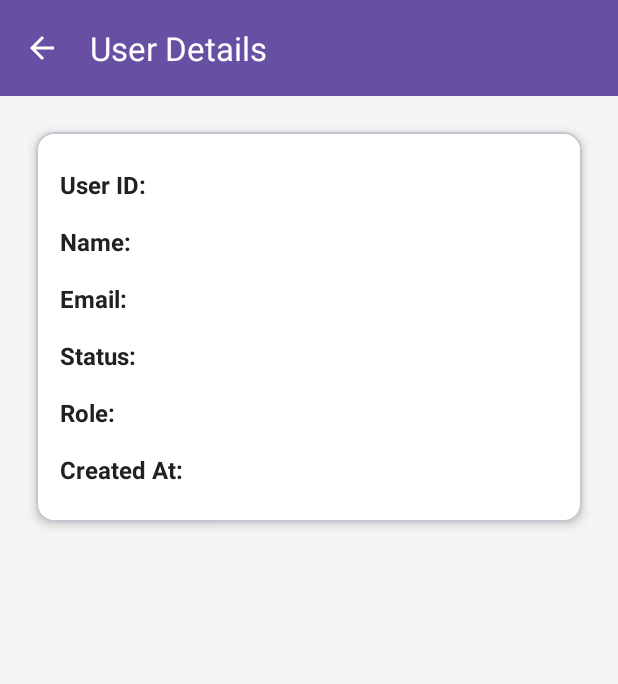
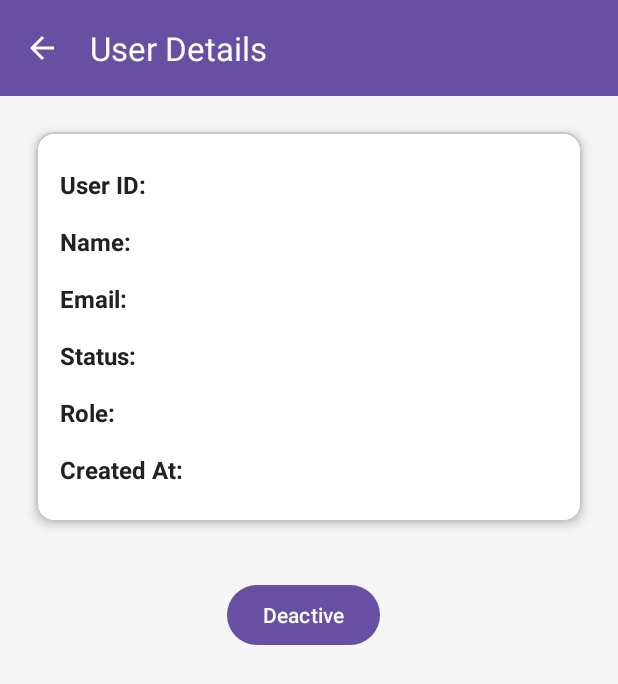
Before and after one commit to haunt03/OnlineLearningApp, an Android app: the ViewUserDetailActivity screen opened directly, with no data from a screen before it, on a phone screen of 412 x 824 dp. Shown: the top 684 px of the screen. Run offline under Robolectric (Android 15) with nearby library versions, the phone set to English and light mode, and no system bars; 1 statement that could not run was skipped.

Commit message:
hunglv update

```diff
--- a/app/src/main/AndroidManifest.xml
+++ b/app/src/main/AndroidManifest.xml
@@ -14,7 +14,7 @@
         android:theme="@style/Theme.OnlineLearningApp"
         tools:targetApi="31">
         <activity
-            android:name=".Activity.HomePageActivity"
+            android:name=".Activity.AdminDashboardActivity"
             android:exported="true">
             <intent-filter>
                 <action android:name="android.intent.action.MAIN" />
@@ -32,12 +32,12 @@
         <activity android:name=".Activity.LessonDetailsActivity" />
         <activity android:name=".Activity.TakeQuizActivity" />
         <activity android:name=".Activity.QuizResultActivity" />
-        <activity android:name=".Activity.QuizResultActivity" />
-        <activity android:name=".Activity.AdminDashboardActivity" />
+        <activity android:name=".Activity.HomePageActivity" />
         <activity android:name=".Activity.ManageUsersActivity" />
         <activity android:name=".Activity.ViewUserDetailActivity" />
         <activity android:name=".Activity.ManageCoursesActivity" />
         <activity android:name=".Activity.LessonOfCourseActivity"/>
         <activity android:name=".Activity.CourseDetailsAdminActivity"/>
+        <activity android:name=".Activity.UpdateInfoCourseActivity"/>
     </application>
 </manifest>
--- a/app/src/main/java/com/example/onlinelearningapp/DataHelper/Repository.java
+++ b/app/src/main/java/com/example/onlinelearningapp/DataHelper/Repository.java
@@ -228,4 +228,8 @@ public class Repository {
         return enrollmentDao.getEnrollmentCountForCourse(courseId);
     }
 
+    public void updateCourse(Course course) {
+        AppDatabase.databaseWriteExecutor.execute(() -> courseDao.updateCourse(course));
+    }
+
 }
--- a/app/src/main/java/com/example/onlinelearningapp/ViewModel/ManageUsersViewModel.java
+++ b/app/src/main/java/com/example/onlinelearningapp/ViewModel/ManageUsersViewModel.java
@@ -48,4 +48,8 @@ public class ManageUsersViewModel extends AndroidViewModel {
     public LiveData<User> getUserById(int userId) {
         return repository.getUserById(userId); // Fixed to return LiveData<User>
     }
+
+    public void updateUser(User user) {
+        repository.updateUser(user);
+    }
 }
--- a/app/src/main/res/layout/activity_view_user.xml
+++ b/app/src/main/res/layout/activity_view_user.xml
@@ -27,6 +27,7 @@
 
     <!-- Main Content -->
     <androidx.core.widget.NestedScrollView
+        android:id="@+id/nestedScrollView"
         android:layout_width="match_parent"
         android:layout_height="match_parent"
         app:layout_behavior="@string/appbar_scrolling_view_behavior">
@@ -42,9 +43,9 @@
                 android:layout_width="match_parent"
                 android:layout_height="wrap_content"
                 android:layout_margin="8dp"
+                app:cardBackgroundColor="@android:color/white"
                 app:cardCornerRadius="12dp"
-                app:cardElevation="4dp"
-                app:cardBackgroundColor="@android:color/white">
+                app:cardElevation="4dp">
 
                 <LinearLayout
                     android:layout_width="match_parent"
@@ -62,19 +63,19 @@
                         <TextView
                             android:layout_width="20dp"
                             android:layout_height="wrap_content"
+                            android:layout_weight="1"
                             android:text="User ID:"
                             android:textColor="@color/text_primary"
                             android:textSize="16sp"
-                            android:textStyle="bold"
-                            android:layout_weight="1"/>
+                            android:textStyle="bold" />
 
                         <TextView
                             android:id="@+id/tv_user_id"
                             android:layout_width="wrap_content"
                             android:layout_height="wrap_content"
+                            android:layout_weight="2"
                             android:textColor="@color/text_secondary"
-                            android:textSize="16sp"
-                            android:layout_weight="2"/>
+                            android:textSize="16sp" />
                     </LinearLayout>
 
                     <!-- Name -->
@@ -87,19 +88,19 @@
                         <TextView
                             android:layout_width="20dp"
                             android:layout_height="wrap_content"
+                            android:layout_weight="1"
                             android:text="Name:"
                             android:textColor="@color/text_primary"
                             android:textSize="16sp"
-                            android:textStyle="bold"
-                            android:layout_weight="1"/>
+                            android:textStyle="bold" />
 
                         <TextView
                             android:id="@+id/tv_name"
                             android:layout_width="wrap_content"
                             android:layout_height="wrap_content"
+                            android:layout_weight="2"
                             android:textColor="@color/text_secondary"
-                            android:textSize="16sp"
-                            android:layout_weight="2"/>
+                            android:textSize="16sp" />
                     </LinearLayout>
 
                     <!-- Email -->
@@ -112,19 +113,19 @@
                         <TextView
                             android:layout_width="20dp"
                             android:layout_height="wrap_content"
+                            android:layout_weight="1"
                             android:text="Email:"
                             android:textColor="@color/text_primary"
                             android:textSize="16sp"
-                            android:textStyle="bold"
-                            android:layout_weight="1"/>
+                            android:textStyle="bold" />
 
                         <TextView
                             android:id="@+id/tv_email"
                             android:layout_width="wrap_content"
                             android:layout_height="wrap_content"
+                            android:layout_weight="2"
                             android:textColor="@color/text_secondary"
-                            android:textSize="16sp"
-                            android:layout_weight="2"/>
+                            android:textSize="16sp" />
                     </LinearLayout>
 
                     <!-- Status -->
@@ -137,19 +138,19 @@
                         <TextView
                             android:layout_width="20dp"
                             android:layout_height="wrap_content"
+                            android:layout_weight="1"
                             android:text="Status:"
                             android:textColor="@color/text_primary"
                             android:textSize="16sp"
-                            android:textStyle="bold"
-                            android:layout_weight="1"/>
+                            android:textStyle="bold" />
 
                         <TextView
                             android:id="@+id/tv_status"
                             android:layout_width="wrap_content"
                             android:layout_height="wrap_content"
+                            android:layout_weight="2"
                             android:textColor="@color/accent_color"
-                            android:textSize="16sp"
-                            android:layout_weight="2"/>
+                            android:textSize="16sp" />
                     </LinearLayout>
 
                     <!-- Role -->
@@ -162,19 +163,19 @@
                         <TextView
                             android:layout_width="20dp"
                             android:layout_height="wrap_content"
+                            android:layout_weight="1"
                             android:text="Role:"
                             android:textColor="@color/text_primary"
                             android:textSize="16sp"
-                            android:textStyle="bold"
-                            android:layout_weight="1"/>
+                            android:textStyle="bold" />
 
                         <TextView
                             android:id="@+id/tv_role"
                             android:layout_width="wrap_content"
                             android:layout_height="wrap_content"
+                            android:layout_weight="2"
                             android:textColor="@color/text_secondary"
-                            android:textSize="16sp"
-                            android:layout_weight="2"/>
+                            android:textSize="16sp" />
                     </LinearLayout>
 
                     <!-- Created At -->
@@ -187,32 +188,34 @@
                         <TextView
                             android:layout_width="20dp"
                             android:layout_height="wrap_content"
+                            android:layout_weight="1"
                             android:text="Created At:"
                             android:textColor="@color/text_primary"
                             android:textSize="16sp"
-                            android:textStyle="bold"
-                            android:layout_weight="1"/>
+                            android:textStyle="bold" />
 
                         <TextView
                             android:id="@+id/tv_created_at"
                             android:layout_width="wrap_content"
                             android:layout_height="wrap_content"
+                            android:layout_weight="2"
                             android:textColor="@color/text_secondary"
-                            android:textSize="16sp"
-                            android:layout_weight="2"/>
+                            android:textSize="16sp" />
                     </LinearLayout>
 
                 </LinearLayout>
             </com.google.android.material.card.MaterialCardView>
 
-
-
+            <Button
+                android:id="@+id/BtnDeactive"
+                android:layout_width="wrap_content"
+                android:layout_height="wrap_content"
+                android:text="Deactive"
+                android:layout_marginLeft="135dp"
+                android:layout_marginTop="30dp"/>
 
         </LinearLayout>
 
-
     </androidx.core.widget.NestedScrollView>
 
-
-
 </androidx.coordinatorlayout.widget.CoordinatorLayout>
--- a/app/src/main/res/menu/course_context_menu.xml
+++ b/app/src/main/res/menu/course_context_menu.xml
@@ -4,6 +4,9 @@
         android:id="@+id/action_view_course_details"
         android:title="View Course Details" />
     <item
+        android:id="@+id/action_update_course"
+        android:title="Update Course Information"/>
+    <item
         android:id="@+id/action_delete_course"
         android:title="Delete Course" />
 </menu>
```
Also changed, not shown: app/src/main/java/com/example/onlinelearningapp/Activity/CourseDetailsAdminActivity.java (+16 -1 lines), app/src/main/java/com/example/onlinelearningapp/Activity/ManageCoursesActivity.java (+7 -0 lines), app/src/main/java/com/example/onlinelearningapp/Activity/UpdateInfoCourseActivity.java (added, +127 -0 lines), app/src/main/java/com/example/onlinelearningapp/Activity/ViewUserDetailActivity.java (+43 -7 lines), app/src/main/java/com/example/onlinelearningapp/ViewModel/CourseDetailsAdminViewModel.java (+8 -0 lines), app/src/main/res/layout/activity_update_info_course.xml (added, +123 -0 lines).
